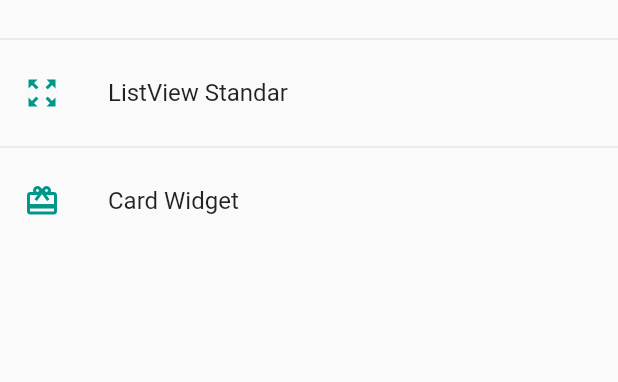
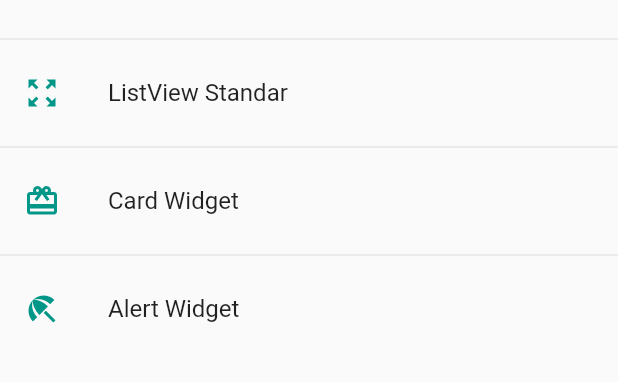
Before and after one commit to alexglzrys/flutter-widgets, a Flutter app: the screen it shows after launch, on a phone screen of 412 x 824 dp, the part 249-631 px from its top. Run offline on Flutter 3.47's test engine with Material 2 defaults, Android fonts, the phone set to English and light mode, and no system bars.

Commit message:
AlertDialog - Widget Material

```diff
--- a/lib/router/app_routes.dart
+++ b/lib/router/app_routes.dart
@@ -1,5 +1,4 @@
 import 'package:componentes_app/models/models.dart';
-import 'package:componentes_app/screens/card_screen.dart';
 import 'package:componentes_app/screens/screens.dart';
 import 'package:flutter/material.dart';
 
@@ -36,7 +35,12 @@ class AppRoutes {
         route: 'card',
         name: 'Card Widget',
         screen: CardScreen(),
-        icon: Icons.card_giftcard)
+        icon: Icons.card_giftcard),
+    MenuOption(
+        route: 'alert',
+        name: 'Alert Widget',
+        screen: AlertScreen(),
+        icon: Icons.beach_access)
   ];
 
   /*static Map<String, Widget Function(BuildContext)> routes = {
--- a/lib/screens/screens.dart
+++ b/lib/screens/screens.dart
@@ -11,3 +11,5 @@
 export 'package:componentes_app/screens/home_screen.dart';
 export 'package:componentes_app/screens/listview_screen.dart';
 export 'package:componentes_app/screens/listview_standar_screen.dart';
+export 'package:componentes_app/screens/alert_screen.dart';
+export 'package:componentes_app/screens/card_screen.dart';
--- a/lib/theme/app_theme.dart
+++ b/lib/theme/app_theme.dart
@@ -17,7 +17,19 @@ class AppTheme {
       ),
       // Text Buttons Theme
       textButtonTheme:
-          TextButtonThemeData(style: TextButton.styleFrom(primary: primary)));
+          TextButtonThemeData(style: TextButton.styleFrom(primary: primary)),
+
+      // Definir un tema para los FloatingActionButton
+      floatingActionButtonTheme: FloatingActionButtonThemeData(
+          backgroundColor: primary, elevation: 5.0),
+
+      // Definir un tema para los ElevatedBuuton
+      elevatedButtonTheme: ElevatedButtonThemeData(
+          style: ElevatedButton.styleFrom(
+              primary: primary,
+              elevation: 1.0,
+              // StadiumBorder aplica bordes redondeados
+              shape: const StadiumBorder())));
 
   // Definir un esquema de color para temas oscuros
   static ThemeData darkTheme = ThemeData.dark().copyWith(
```
Also changed, not shown: lib/screens/alert_screen.dart (added, +76 -0 lines).
